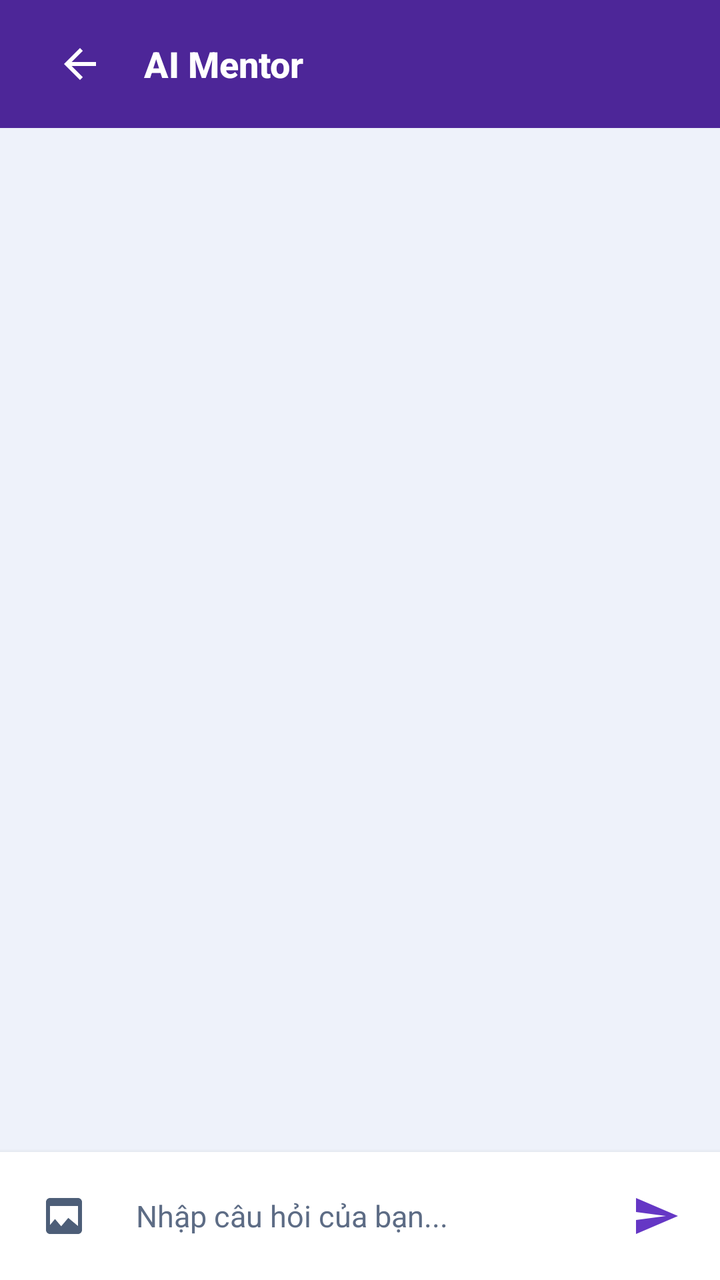
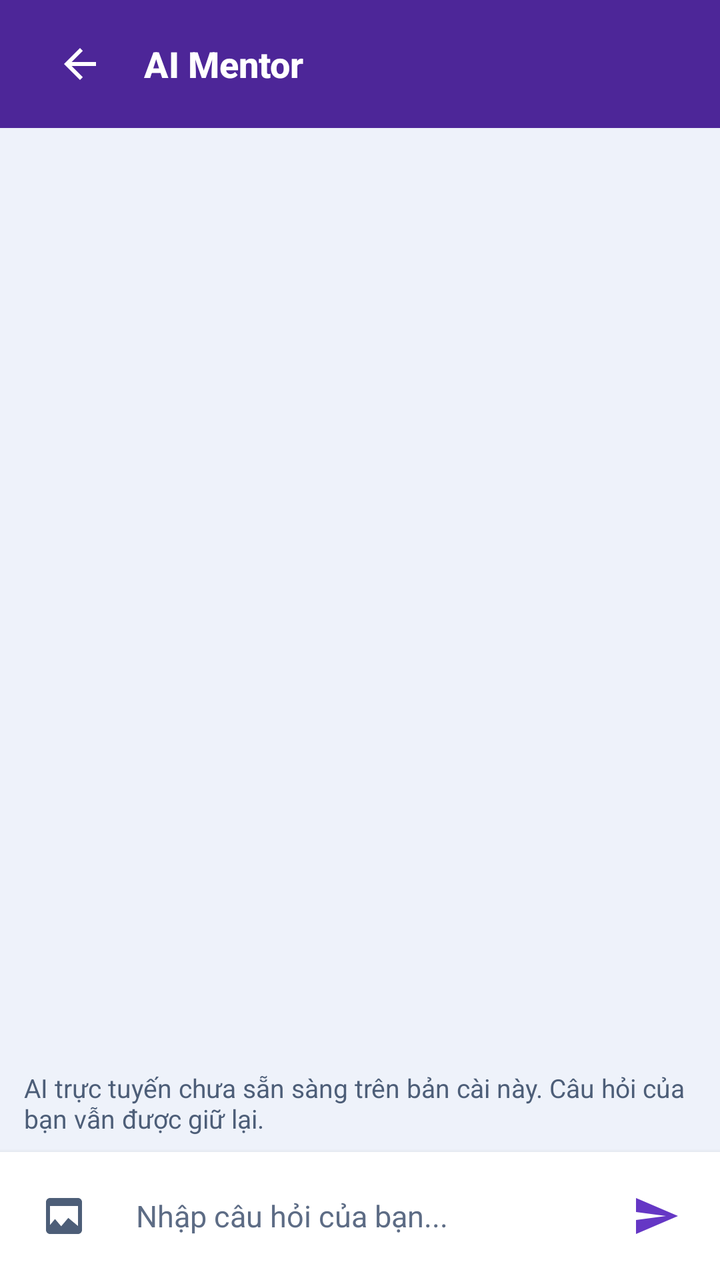

Screens rendered from an Android XML layout before and after an edit, with the pre-edit source and the edit as a unified diff.
<!-- AndroidManifest.xml: application theme Theme.ModuleLapTrinh -->
<!-- res/layout/fragment_chat_detail.xml -->
<?xml version="1.0" encoding="utf-8"?>
<LinearLayout xmlns:android="http://schemas.android.com/apk/res/android"
    xmlns:app="http://schemas.android.com/apk/res-auto"
    android:layout_width="match_parent"
    android:layout_height="match_parent"
    android:orientation="vertical"
    android:background="@color/bg_primary">

    
    <androidx.appcompat.widget.Toolbar
        android:id="@+id/toolbar"
        android:layout_width="match_parent"
        android:layout_height="?attr/actionBarSize"
        android:background="@color/bg_header_custom"
        android:elevation="4dp">

        <LinearLayout
            android:layout_width="match_parent"
            android:layout_height="match_parent"
            android:orientation="horizontal"
            android:gravity="center_vertical">

            <ImageView
                android:id="@+id/iv_back"
                android:layout_width="48dp"
                android:layout_height="48dp"
                android:padding="12dp"
                android:src="@drawable/ic_back_dark"
                app:tint="@color/text_header_light"
                android:contentDescription="@string/back"
                android:clickable="true"
                android:focusable="true"/>

            <TextView
                android:layout_width="0dp"
                android:layout_height="wrap_content"
                android:layout_weight="1"
                android:text="@string/ai_mentor"
                android:textSize="18sp"
                android:textStyle="bold"
                android:textColor="@color/text_header_light"
                android:fontFamily="sans-serif-medium"
                android:paddingStart="8dp"/>

        </LinearLayout>
    </androidx.appcompat.widget.Toolbar>

    
    <androidx.recyclerview.widget.RecyclerView
        android:id="@+id/rv_chat_detail"
        android:layout_width="match_parent"
        android:layout_height="0dp"
        android:layout_weight="1"
        android:padding="8dp"
        android:clipToPadding="false"/>

    
    <androidx.recyclerview.widget.RecyclerView
        android:id="@+id/rv_pending_images"
        android:layout_width="match_parent"
        android:layout_height="wrap_content"
        android:orientation="horizontal"
        android:padding="8dp"
        android:visibility="gone"/>

    
    <ProgressBar
        android:id="@+id/pb_chat_loading"
        android:layout_width="wrap_content"
        android:layout_height="wrap_content"
        android:layout_gravity="center"
        android:visibility="gone"/>

    
    <LinearLayout
        android:layout_width="match_parent"
        android:layout_height="wrap_content"
        android:orientation="horizontal"
        android:gravity="center_vertical"
        android:background="@color/bg_secondary"
        android:padding="8dp"
        android:elevation="4dp">

        <ImageView
            android:id="@+id/iv_attach"
            android:layout_width="48dp"
            android:layout_height="48dp"
            android:padding="12dp"
            android:src="@drawable/ic_attach"
            app:tint="@color/text_secondary"
            android:contentDescription="@string/upload_image"
            android:clickable="true"
            android:focusable="true"/>

        <EditText
            android:id="@+id/et_chat_input"
            android:layout_width="0dp"
            android:layout_height="wrap_content"
            android:layout_weight="1"
            android:hint="@string/chat_hint"
            android:background="@android:color/transparent"
            android:padding="12dp"
            android:textSize="15sp"
            android:textColor="@color/text_primary"
            android:textColorHint="@color/text_tertiary"
            android:fontFamily="sans-serif"
            android:imeOptions="actionSend"
            android:inputType="textMultiLine"
            android:maxLines="4"
            android:autofillHints="no"/>

        <ImageView
            android:id="@+id/iv_send"
            android:layout_width="48dp"
            android:layout_height="48dp"
            android:padding="12dp"
            android:src="@drawable/ic_send"
            app:tint="@color/primary"
            android:contentDescription="@string/send"
            android:clickable="true"
            android:focusable="true"/>

    </LinearLayout>

</LinearLayout>
<!-- resources referenced by this layout -->
<resources>
  <color name="bg_header_custom">#4D2698</color>
  <color name="bg_primary">#EEF2FA</color>
  <color name="bg_secondary">#FFFFFF</color>
  <color name="primary">#6537C5</color>
  <color name="text_header_light">#FFFFFF</color>
  <color name="text_primary">#14213D</color>
  <color name="text_secondary">#4D5E78</color>
  <color name="text_tertiary">#5D6C85</color>
  <!-- drawable ic_attach (drawable) -->
  <?xml version="1.0" encoding="utf-8"?>
  <vector xmlns:android="http://schemas.android.com/apk/res/android"
      android:width="24dp"
      android:height="24dp"
      android:viewportWidth="24"
      android:viewportHeight="24">
      <path
          android:fillColor="#6C6C8A"
          android:pathData="M19,3H5c-1.1,0 -2,0.9 -2,2v14c0,1.1 0.9,2 2,2h14c1.1,0 2,-0.9 2,-2V5c0,-1.1 -0.9,-2 -2,-2zM14.14,12.94l-3.54,4.19L7.5,13.5 5,16.5V7h14v10l-4.86,-4.06z"/>
  </vector>
  <!-- drawable ic_back_dark (drawable) -->
  <vector xmlns:android="http://schemas.android.com/apk/res/android"
      android:width="24dp"
      android:height="24dp"
      android:viewportWidth="24"
      android:viewportHeight="24">
      <path
          android:fillColor="#FFFFFF"
          android:pathData="M20,11H7.83l5.59,-5.59L12,4l-8,8 8,8 1.41,-1.41L7.83,13H20v-2z"/>
  </vector>
  <!-- drawable ic_send (drawable) -->
  <vector xmlns:android="http://schemas.android.com/apk/res/android"
      android:width="24dp"
      android:height="24dp"
      android:viewportWidth="24"
      android:viewportHeight="24">
      <path
          android:fillColor="#FFFFFF"
          android:pathData="M2.01,21L23,12 2.01,3 2,10l15,2 -15,2z"/>
  </vector>
  <string name="ai_mentor">AI Mentor</string>
  <string name="back">Quay lại</string>
  <string name="chat_hint">Nhập câu hỏi của bạn...</string>
  <string name="send">Gửi</string>
  <string name="upload_image">Tải ảnh lên</string>
  <color name="primary_dark">#4D2698</color>
  <color name="programming_white">#FFFFFF</color>
  <color name="accent">#087F72</color>
  <color name="accent_light">#CCEEE6</color>
  <color name="programming_black">#000000</color>
  <style name="MentorProgrammingButton" parent="Widget.MaterialComponents.Button">
          <item name="backgroundTint">@color/mentor_programming_button</item><item name="android:textColor">#FFFFFF</item><item name="cornerRadius">16dp</item><item name="android:minHeight">52dp</item>
          <item name="android:textAllCaps">false</item><item name="android:textSize">15sp</item>
          <item name="android:fontFamily">sans-serif-medium</item>
      </style>
  <style name="MentorProgrammingInput" parent="Widget.MaterialComponents.TextInputLayout.OutlinedBox">
          <item name="boxCornerRadiusTopStart">16dp</item><item name="boxCornerRadiusTopEnd">16dp</item>
          <item name="boxCornerRadiusBottomStart">16dp</item><item name="boxCornerRadiusBottomEnd">16dp</item>
      </style>
  <style name="MentorWindowAnimation"><item name="android:activityOpenEnterAnimation">@anim/mentor_enter</item><item name="android:activityOpenExitAnimation">@anim/mentor_exit</item><item name="android:activityCloseEnterAnimation">@anim/mentor_enter</item><item name="android:activityCloseExitAnimation">@anim/mentor_exit</item></style>
  <color name="mentor_programming_container">#E6DBFF</color>
  <color name="mentor_programming_button">#6537C5</color>
  <!-- unchanged entries left out for length: 1 -->
</resources>

<!-- the commit's change to res/layout/fragment_chat_detail.xml (unified diff, before → after) -->
@@ -1,125 +1,17 @@
-<?xml version="1.0" encoding="utf-8"?>
-<LinearLayout xmlns:android="http://schemas.android.com/apk/res/android"
-    xmlns:app="http://schemas.android.com/apk/res-auto"
-    android:layout_width="match_parent"
-    android:layout_height="match_parent"
-    android:orientation="vertical"
-    android:background="@color/bg_primary">
-
-    
-    <androidx.appcompat.widget.Toolbar
-        android:id="@+id/toolbar"
-        android:layout_width="match_parent"
-        android:layout_height="?attr/actionBarSize"
-        android:background="@color/bg_header_custom"
-        android:elevation="4dp">
-
-        <LinearLayout
-            android:layout_width="match_parent"
-            android:layout_height="match_parent"
-            android:orientation="horizontal"
-            android:gravity="center_vertical">
-
-            <ImageView
-                android:id="@+id/iv_back"
-                android:layout_width="48dp"
-                android:layout_height="48dp"
-                android:padding="12dp"
-                android:src="@drawable/ic_back_dark"
-                app:tint="@color/text_header_light"
-                android:contentDescription="@string/back"
-                android:clickable="true"
-                android:focusable="true"/>
-
-            <TextView
-                android:layout_width="0dp"
-                android:layout_height="wrap_content"
-                android:layout_weight="1"
-                android:text="@string/ai_mentor"
-                android:textSize="18sp"
-                android:textStyle="bold"
-                android:textColor="@color/text_header_light"
-                android:fontFamily="sans-serif-medium"
-                android:paddingStart="8dp"/>
-
+<LinearLayout xmlns:android="http://schemas.android.com/apk/res/android" xmlns:app="http://schemas.android.com/apk/res-auto" android:layout_width="match_parent" android:layout_height="match_parent" android:orientation="vertical" android:background="@color/bg_primary">
+    <androidx.appcompat.widget.Toolbar android:id="@+id/toolbar" android:layout_width="match_parent" android:layout_height="?attr/actionBarSize" android:background="@color/bg_header_custom" android:elevation="4dp">
+        <LinearLayout android:layout_width="match_parent" android:layout_height="match_parent" android:orientation="horizontal" android:gravity="center_vertical">
+            <ImageView android:id="@+id/iv_back" android:layout_width="48dp" android:layout_height="48dp" android:padding="12dp" android:src="@drawable/ic_back_dark" app:tint="@color/text_header_light" android:contentDescription="@string/back" android:clickable="true" android:focusable="true" />
+            <TextView android:layout_width="0dp" android:layout_height="wrap_content" android:layout_weight="1" android:text="@string/ai_mentor" android:textSize="18sp" android:textStyle="bold" android:textColor="@color/text_header_light" android:fontFamily="sans-serif-medium" android:paddingStart="8dp" />
         </LinearLayout>
     </androidx.appcompat.widget.Toolbar>
-
-    
-    <androidx.recyclerview.widget.RecyclerView
-        android:id="@+id/rv_chat_detail"
-        android:layout_width="match_parent"
-        android:layout_height="0dp"
-        android:layout_weight="1"
-        android:padding="8dp"
-        android:clipToPadding="false"/>
-
-    
-    <androidx.recyclerview.widget.RecyclerView
-        android:id="@+id/rv_pending_images"
-        android:layout_width="match_parent"
-        android:layout_height="wrap_content"
-        android:orientation="horizontal"
-        android:padding="8dp"
-        android:visibility="gone"/>
-
-    
-    <ProgressBar
-        android:id="@+id/pb_chat_loading"
-        android:layout_width="wrap_content"
-        android:layout_height="wrap_content"
-        android:layout_gravity="center"
-        android:visibility="gone"/>
-
-    
-    <LinearLayout
-        android:layout_width="match_parent"
-        android:layout_height="wrap_content"
-        android:orientation="horizontal"
-        android:gravity="center_vertical"
-        android:background="@color/bg_secondary"
-        android:padding="8dp"
-        android:elevation="4dp">
-
-        <ImageView
-            android:id="@+id/iv_attach"
-            android:layout_width="48dp"
-            android:layout_height="48dp"
-            android:padding="12dp"
-            android:src="@drawable/ic_attach"
-            app:tint="@color/text_secondary"
-            android:contentDescription="@string/upload_image"
-            android:clickable="true"
-            android:focusable="true"/>
-
-        <EditText
-            android:id="@+id/et_chat_input"
-            android:layout_width="0dp"
-            android:layout_height="wrap_content"
-            android:layout_weight="1"
-            android:hint="@string/chat_hint"
-            android:background="@android:color/transparent"
-            android:padding="12dp"
-            android:textSize="15sp"
-            android:textColor="@color/text_primary"
-            android:textColorHint="@color/text_tertiary"
-            android:fontFamily="sans-serif"
-            android:imeOptions="actionSend"
-            android:inputType="textMultiLine"
-            android:maxLines="4"
-            android:autofillHints="no"/>
-
-        <ImageView
-            android:id="@+id/iv_send"
-            android:layout_width="48dp"
-            android:layout_height="48dp"
-            android:padding="12dp"
-            android:src="@drawable/ic_send"
-            app:tint="@color/primary"
-            android:contentDescription="@string/send"
-            android:clickable="true"
-            android:focusable="true"/>
-
+    <androidx.recyclerview.widget.RecyclerView android:id="@+id/rv_chat_detail" android:layout_width="match_parent" android:layout_height="0dp" android:layout_weight="1" android:padding="8dp" android:clipToPadding="false" />
+    <androidx.recyclerview.widget.RecyclerView android:id="@+id/rv_pending_images" android:layout_width="match_parent" android:layout_height="wrap_content" android:orientation="horizontal" android:padding="8dp" android:visibility="gone" />
+    <ProgressBar android:id="@+id/pb_chat_loading" android:layout_width="wrap_content" android:layout_height="wrap_content" android:layout_gravity="center" android:visibility="gone" />
+    <TextView android:id="@id/mentor_ai_availability" android:layout_width="match_parent" android:layout_height="wrap_content" android:text="@string/mentor_ai_unavailable" android:textColor="@color/text_secondary" android:textSize="13sp" android:paddingHorizontal="12dp" android:paddingVertical="8dp" android:accessibilityLiveRegion="polite" />
+    <LinearLayout android:layout_width="match_parent" android:layout_height="wrap_content" android:orientation="horizontal" android:gravity="center_vertical" android:background="@color/bg_secondary" android:padding="8dp" android:elevation="4dp">
+        <ImageView android:id="@+id/iv_attach" android:layout_width="48dp" android:layout_height="48dp" android:padding="12dp" android:src="@drawable/ic_attach" app:tint="@color/text_secondary" android:contentDescription="@string/upload_image" android:clickable="true" android:focusable="true" />
+        <EditText android:id="@+id/et_chat_input" android:layout_width="0dp" android:layout_height="wrap_content" android:layout_weight="1" android:hint="@string/chat_hint" android:background="@android:color/transparent" android:padding="12dp" android:textSize="15sp" android:textColor="@color/text_primary" android:textColorHint="@color/text_tertiary" android:fontFamily="sans-serif" android:imeOptions="actionSend" android:inputType="textMultiLine" android:maxLines="4" android:autofillHints="no" />
+        <ImageView android:id="@+id/iv_send" android:layout_width="48dp" android:layout_height="48dp" android:padding="12dp" android:src="@drawable/ic_send" app:tint="@color/primary" android:contentDescription="@string/send" android:clickable="true" android:focusable="true" />
     </LinearLayout>
-
 </LinearLayout>
<!-- resource entries referenced after the edit -->
@@ -42,6 +42,7 @@
   <string name="ai_mentor">AI Mentor</string>
   <string name="back">Quay lại</string>
   <string name="chat_hint">Nhập câu hỏi của bạn...</string>
+  <string name="mentor_ai_unavailable">AI trực tuyến chưa sẵn sàng trên bản cài này. Câu hỏi của bạn vẫn được giữ lại.</string>
   <string name="send">Gửi</string>
   <string name="upload_image">Tải ảnh lên</string>
   <color name="primary_dark">#4D2698</color>
